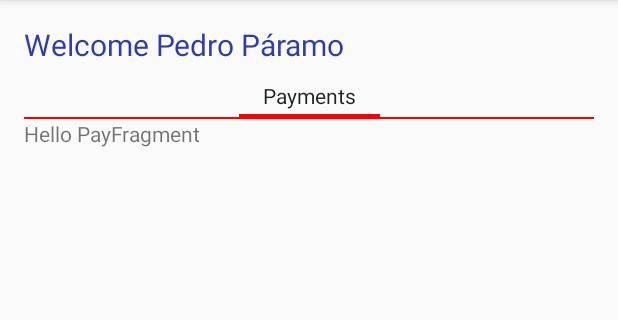
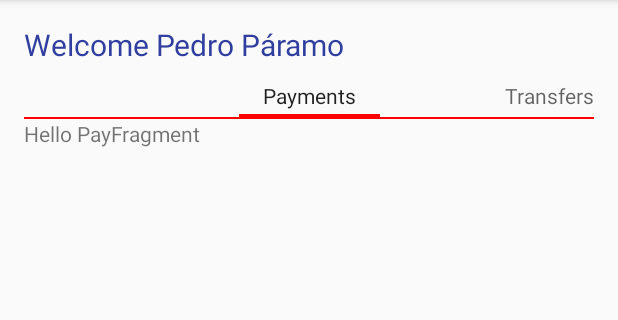
Before and after one commit to DanielOlvera/LatinAmericanBank, an Android app: the UserWindowActivity screen opened directly, with no data from a screen before it, after a tap on "Payment", on a phone screen of 412 x 824 dp, the part 84-404 px from its top. Run offline under Robolectric (Android 15) with nearby library versions, the phone set to English and light mode, and no system bars; our stand-ins replace ButterKnife; 1 statement that could not run was skipped.

Commit message:
Added TransferFragment, implementation in Adapter, transfer fragment layout and menu transfer

```diff
--- a/app/src/main/java/com/example/daniel/latinamericanbank/userswindow/PayFragment.java
+++ b/app/src/main/java/com/example/daniel/latinamericanbank/userswindow/PayFragment.java
@@ -2,7 +2,6 @@ package com.example.daniel.latinamericanbank.userswindow;
 
 
 
-import android.content.Context;
 import android.os.Bundle;
 import android.support.annotation.Nullable;
 import android.support.v4.app.Fragment;
@@ -16,19 +15,12 @@ import android.widget.TextView;
 import com.example.daniel.latinamericanbank.R;
 
 import butterknife.BindView;
-import butterknife.ButterKnife;
 
 /**
  * A simple {@link Fragment} subclass.
  *
  */
 public class PayFragment extends Fragment {
-
-    @BindView(R.id.fp_textVw)
-    TextView textView;
-
-    private String title;
-    private int page;
 
     public PayFragment() {
         // Required empty public constructor
--- a/app/src/main/java/com/example/daniel/latinamericanbank/userswindow/TransferFragment.java
+++ b/app/src/main/java/com/example/daniel/latinamericanbank/userswindow/TransferFragment.java
@@ -2,8 +2,11 @@ package com.example.daniel.latinamericanbank.userswindow;
 
 
 import android.os.Bundle;
+import android.support.annotation.Nullable;
 import android.support.v4.app.Fragment;
 import android.view.LayoutInflater;
+import android.view.Menu;
+import android.view.MenuInflater;
 import android.view.View;
 import android.view.ViewGroup;
 
@@ -19,6 +22,15 @@ public class TransferFragment extends Fragment {
         // Required empty public constructor
     }
 
+    public static TransferFragment newInstance(){
+        TransferFragment transferFragment = new TransferFragment();
+        return transferFragment;
+    }
+
+    @Override
+    public void onCreate(@Nullable Bundle savedInstanceState) {
+        super.onCreate(savedInstanceState);
+    }
 
     @Override
     public View onCreateView(LayoutInflater inflater, ViewGroup container,
@@ -27,4 +39,15 @@ public class TransferFragment extends Fragment {
         return inflater.inflate(R.layout.fragment_transfer, container, false);
     }
 
+    @Override
+    public void onActivityCreated(@Nullable Bundle savedInstanceState) {
+        super.onActivityCreated(savedInstanceState);
+        setHasOptionsMenu(true);
+    }
+
+    @Override
+    public void onCreateOptionsMenu(Menu menu, MenuInflater inflater) {
+        inflater.inflate(R.menu.transfer_menu, menu);
+        //super.onCreateOptionsMenu(menu, inflater);
+    }
 }
--- a/app/src/main/java/com/example/daniel/latinamericanbank/userswindow/UserFragmentAdapter.java
+++ b/app/src/main/java/com/example/daniel/latinamericanbank/userswindow/UserFragmentAdapter.java
@@ -10,7 +10,7 @@ import android.support.v4.app.FragmentPagerAdapter;
 
 public class UserFragmentAdapter extends FragmentPagerAdapter {
 
-    private static int NUM_TABS = 1;
+    private static int NUM_TABS = 2;
     public static final String UI_TAB_PAY = "Payments";
     public static final String UI_TAB_TRANS = "Transfers";
     public static final String UI_TAB_BAL = "Balance";
@@ -24,6 +24,8 @@ public class UserFragmentAdapter extends FragmentPagerAdapter {
         switch (position){
             case 0:
                 return PayFragment.newInstance();
+            case 1:
+                return TransferFragment.newInstance();
         }
         return null;
     }
@@ -40,8 +42,8 @@ public class UserFragmentAdapter extends FragmentPagerAdapter {
                 return UI_TAB_PAY;
             case 1:
                 return UI_TAB_TRANS;
-            case 2:
-                return UI_TAB_BAL;
+//            case 2:
+//                return UI_TAB_BAL;
         }
         return super.getPageTitle(position);
     }
--- a/app/src/main/java/com/example/daniel/latinamericanbank/userswindow/UserWindowActivity.java
+++ b/app/src/main/java/com/example/daniel/latinamericanbank/userswindow/UserWindowActivity.java
@@ -8,6 +8,7 @@ import android.support.v7.app.AppCompatActivity;
 import android.os.Bundle;
 import android.view.MenuItem;
 import android.widget.TextView;
+import android.widget.Toast;
 
 import com.example.daniel.latinamericanbank.R;
 
@@ -46,6 +47,13 @@ public class UserWindowActivity extends AppCompatActivity {
 
     @Override
     public boolean onOptionsItemSelected(MenuItem item) {
+        switch (item.getItemId()){
+            case R.id.pm_payMenu:
+                Toast.makeText(this, "New Payment Menu", Toast.LENGTH_SHORT).show();
+                return true;
+            case R.id.tm_transfermenu:
+                Toast.makeText(this, "New Transfer Menu", Toast.LENGTH_SHORT).show();
+        }
         return super.onOptionsItemSelected(item);
     }
 }
--- a/app/src/main/res/layout/fragment_transfer.xml
+++ b/app/src/main/res/layout/fragment_transfer.xml
@@ -6,8 +6,9 @@
 
     <!-- TODO: Update blank fragment layout -->
     <TextView
+        android:id="@+id/ft_textVw"
         android:layout_width="match_parent"
         android:layout_height="match_parent"
-        android:text="@string/hello_blank_fragment" />
+        android:text="Hello Fragment Transfer" />
 
 </FrameLayout>
```
